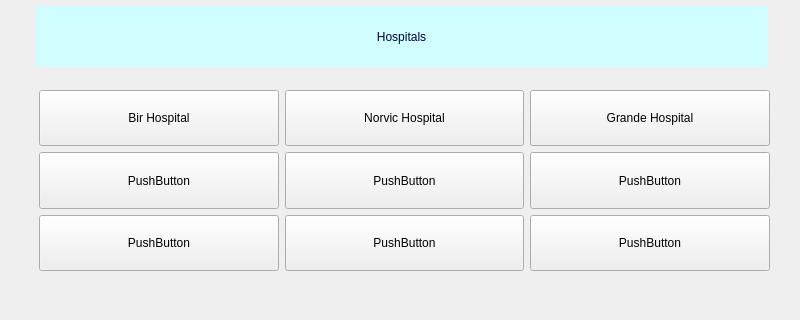
Qt form Forms/hospitals.ui (ayush-regmi/CoviCURE) before a commit; both pictures show x 0 to 800 and y 0 to 320 of the 800 by 600 pixel window.
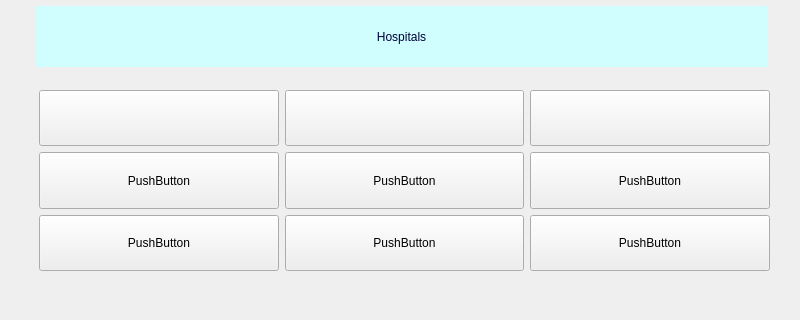
The same form after that commit.

Diff of the .ui file:
```diff
--- a/Forms/hospitals.ui
+++ b/Forms/hospitals.ui
@@ -54,7 +54,7 @@
         </sizepolicy>
        </property>
        <property name="text">
-        <string>Norvic Hospital</string>
+        <string/>
        </property>
       </widget>
      </item>
@@ -67,7 +67,7 @@
         </sizepolicy>
        </property>
        <property name="text">
-        <string>Bir Hospital</string>
+        <string/>
        </property>
       </widget>
      </item>
@@ -93,7 +93,7 @@
         </sizepolicy>
        </property>
        <property name="text">
-        <string>Grande Hospital</string>
+        <string/>
        </property>
       </widget>
      </item>
```
